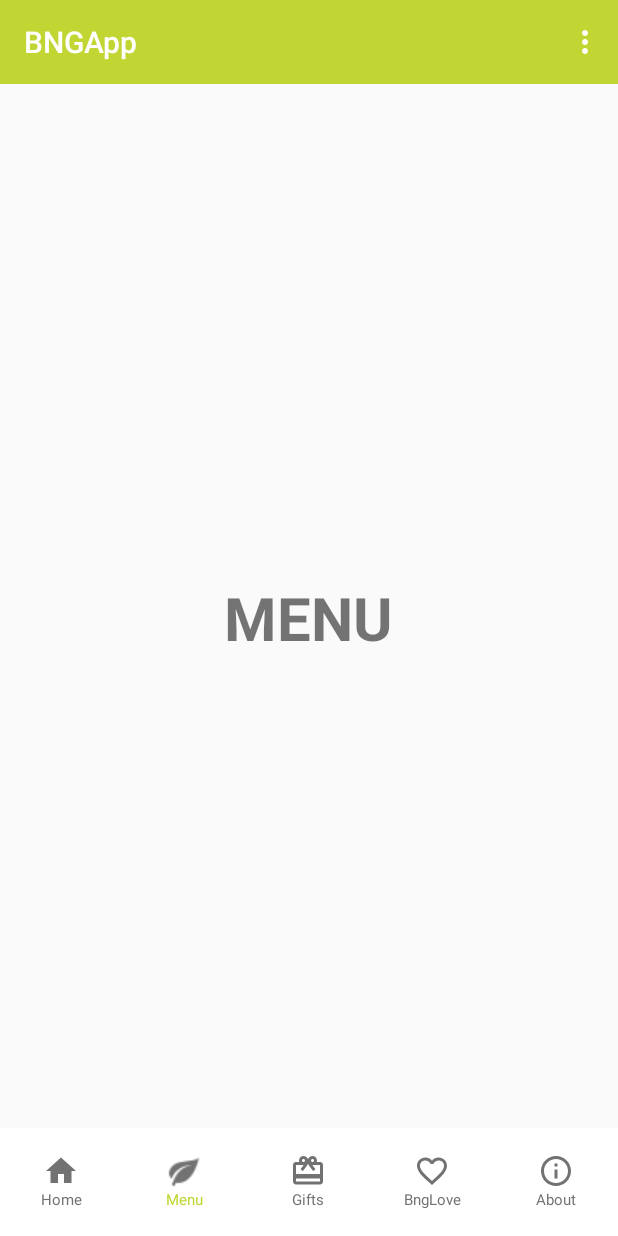
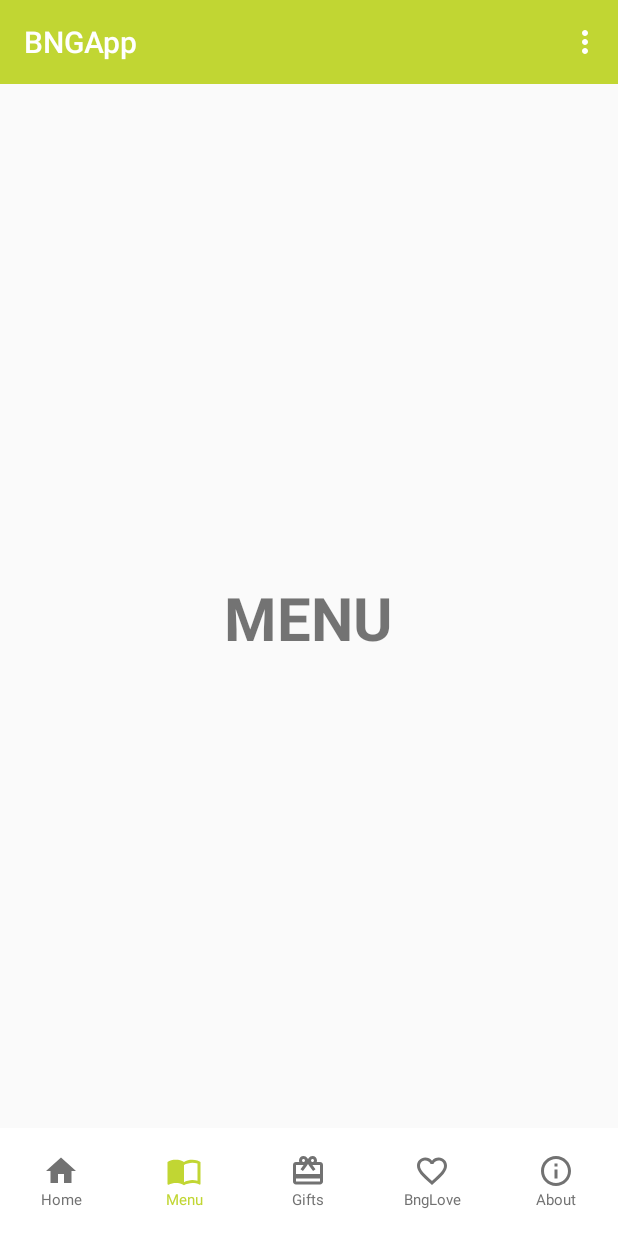
Before and after one commit to rsorotzkin/BNGApp, an Android app: the screen it shows after launch (MainActivity), item 2 of the bottom bar chosen, on a phone screen of 412 x 824 dp. Run offline under Robolectric (Android 15) with nearby library versions, the phone set to English and light mode, and no system bars.

Commit message:
tab layout selected update

```diff
--- a/app/src/main/java/com/example/home/bngapp/MainActivity.java
+++ b/app/src/main/java/com/example/home/bngapp/MainActivity.java
@@ -41,27 +41,6 @@ public class MainActivity extends AppCompatActivity {
         tabLayout.setSelectedTabIndicatorHeight(0);
         setupTabIcons();
 
-        tabLayout.setOnTabSelectedListener(new TabLayout.ViewPagerOnTabSelectedListener(viewPager) {
-            @Override
-            public void onTabSelected(TabLayout.Tab tab) {
-                super.onTabSelected(tab);
-
-
-
-            }
-
-            @Override
-            public void onTabUnselected(TabLayout.Tab tab) {
-                super.onTabUnselected(tab);
-
-            }
-
-            @Override
-            public void onTabReselected(TabLayout.Tab tab) {
-                super.onTabReselected(tab);
-            }
-        });
-
 
     }
 
@@ -83,6 +62,8 @@ public class MainActivity extends AppCompatActivity {
         tabOne.setText("Home");
         tabOne.setCompoundDrawablesWithIntrinsicBounds(0, R.drawable.tab_one, 0, 0);
         tabLayout.getTabAt(0).setCustomView(tabOne);
+        if(!tabLayout.isSelected())
+        tabOne.setSelected(true);
 
         TextView tabTwo = (TextView) LayoutInflater.from(this).inflate(R.layout.custom_tab, null);
         tabTwo.setText("Menu");
--- /dev/null
+++ b/app/src/main/res/drawable/ic_import_contacts_black_24dp.xml
@@ -0,0 +1,9 @@
+<vector xmlns:android="http://schemas.android.com/apk/res/android"
+        android:width="24dp"
+        android:height="24dp"
+        android:viewportWidth="24.0"
+        android:viewportHeight="24.0">
+    <path
+        android:fillColor="#727272"
+        android:pathData="M21,5c-1.11,-0.35 -2.33,-0.5 -3.5,-0.5 -1.95,0 -4.05,0.4 -5.5,1.5 -1.45,-1.1 -3.55,-1.5 -5.5,-1.5S2.45,4.9 1,6v14.65c0,0.25 0.25,0.5 0.5,0.5 0.1,0 0.15,-0.05 0.25,-0.05C3.1,20.45 5.05,20 6.5,20c1.95,0 4.05,0.4 5.5,1.5 1.35,-0.85 3.8,-1.5 5.5,-1.5 1.65,0 3.35,0.3 4.75,1.05 0.1,0.05 0.15,0.05 0.25,0.05 0.25,0 0.5,-0.25 0.5,-0.5L23,6c-0.6,-0.45 -1.25,-0.75 -2,-1zM21,18.5c-1.1,-0.35 -2.3,-0.5 -3.5,-0.5 -1.7,0 -4.15,0.65 -5.5,1.5L12,8c1.35,-0.85 3.8,-1.5 5.5,-1.5 1.2,0 2.4,0.15 3.5,0.5v11.5z"/>
+</vector>
--- /dev/null
+++ b/app/src/main/res/drawable/ic_menu_green.xml
@@ -0,0 +1,9 @@
+<vector xmlns:android="http://schemas.android.com/apk/res/android"
+        android:width="24dp"
+        android:height="24dp"
+        android:viewportWidth="24.0"
+        android:viewportHeight="24.0">
+    <path
+        android:fillColor="#c1d633"
+        android:pathData="M21,5c-1.11,-0.35 -2.33,-0.5 -3.5,-0.5 -1.95,0 -4.05,0.4 -5.5,1.5 -1.45,-1.1 -3.55,-1.5 -5.5,-1.5S2.45,4.9 1,6v14.65c0,0.25 0.25,0.5 0.5,0.5 0.1,0 0.15,-0.05 0.25,-0.05C3.1,20.45 5.05,20 6.5,20c1.95,0 4.05,0.4 5.5,1.5 1.35,-0.85 3.8,-1.5 5.5,-1.5 1.65,0 3.35,0.3 4.75,1.05 0.1,0.05 0.15,0.05 0.25,0.05 0.25,0 0.5,-0.25 0.5,-0.5L23,6c-0.6,-0.45 -1.25,-0.75 -2,-1zM21,18.5c-1.1,-0.35 -2.3,-0.5 -3.5,-0.5 -1.7,0 -4.15,0.65 -5.5,1.5L12,8c1.35,-0.85 3.8,-1.5 5.5,-1.5 1.2,0 2.4,0.15 3.5,0.5v11.5z"/>
+</vector>
--- a/app/src/main/res/drawable/tab_two.xml
+++ b/app/src/main/res/drawable/tab_two.xml
@@ -1,5 +1,5 @@
 <?xml version="1.0" encoding="utf-8"?>
 <selector xmlns:android="http://schemas.android.com/apk/res/android">
-    <item android:drawable="@drawable/ic_leaf_24dp" android:state_selected="true"/>
-    <item android:drawable="@drawable/ic_leaf_24dp"/> <!-- default -->
+    <item android:drawable="@drawable/ic_menu_green" android:state_selected="true"/>
+    <item android:drawable="@drawable/ic_import_contacts_black_24dp"/> <!-- default -->
 </selector>
```
